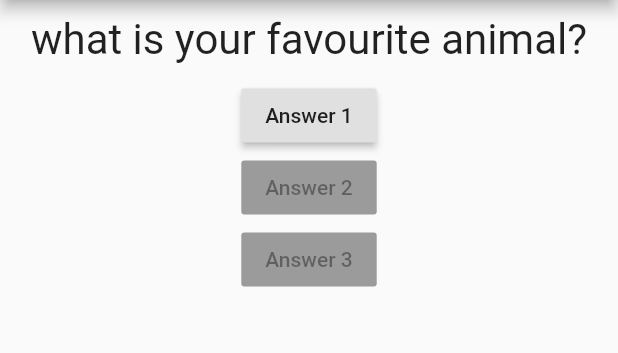
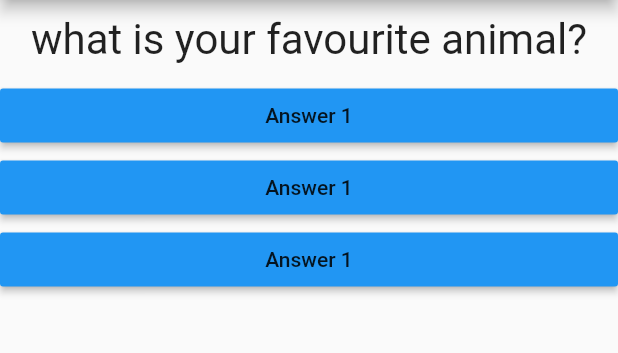
Before and after one commit to valdrinkuchi/flutter_app, a Flutter app: the screen it shows after launch, on a phone screen of 412 x 824 dp, the part 84-437 px from its top. Run offline on Flutter 3.47's test engine with Material 2 defaults, Android fonts, the phone set to English and light mode, and no system bars.

```diff
--- /dev/null
+++ b/lib/answer.dart
@@ -0,0 +1,18 @@
+import 'package:flutter/material.dart';
+
+class Answer extends StatelessWidget {
+  final Function selectHandler;
+
+  Answer(this.selectHandler);
+  @override
+  Widget build(BuildContext context) {
+    return Container(
+      width: double.infinity,
+      child: RaisedButton(
+        color: Colors.blue,
+        child: Text('Answer 1'),
+        onPressed: selectHandler,
+      ),
+    );
+  }
+}
--- a/lib/main.dart
+++ b/lib/main.dart
@@ -1,5 +1,6 @@
 import 'package:first_app/question.dart';
 import 'package:flutter/material.dart';
+import 'package:first_app/answer.dart';
 
 void main() {
   runApp(MyApp());
@@ -35,18 +36,9 @@ class _MyAppState extends State<MyApp> {
         body: Column(
           children: [
             Question(questions[_questionIndex]),
-            RaisedButton(
-              child: Text('Answer 1'),
-              onPressed: _answerQuestion,
-            ),
-            RaisedButton(
-              child: Text('Answer 2'),
-              onPressed: null,
-            ),
-            RaisedButton(
-              child: Text('Answer 3'),
-              onPressed: null,
-            ),
+            Answer(_answerQuestion),
+            Answer(_answerQuestion),
+            Answer(_answerQuestion)
           ],
         ),
       ),
```
Also changed, not shown: 3 other files.
